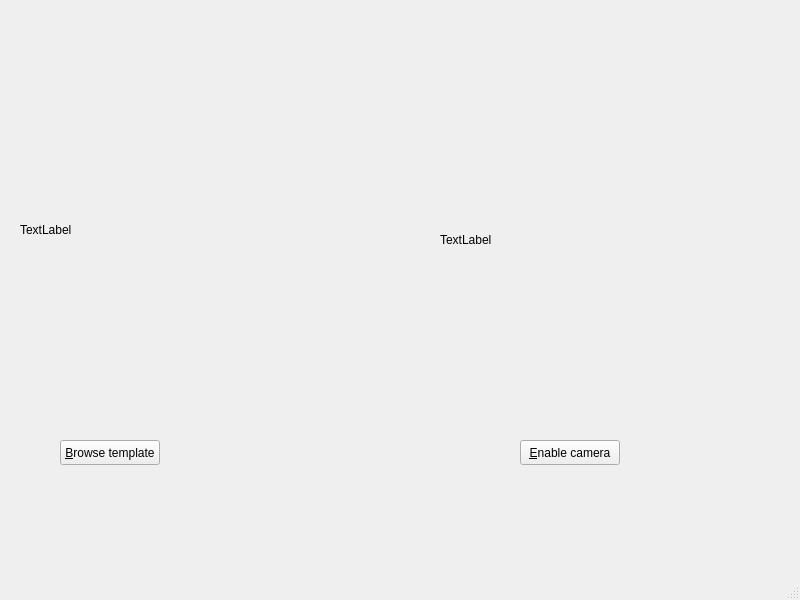
The window that SIFT_app.ui (julianaangel/ENPH353_Lab4) describes before a commit, drawn with Qt 5.
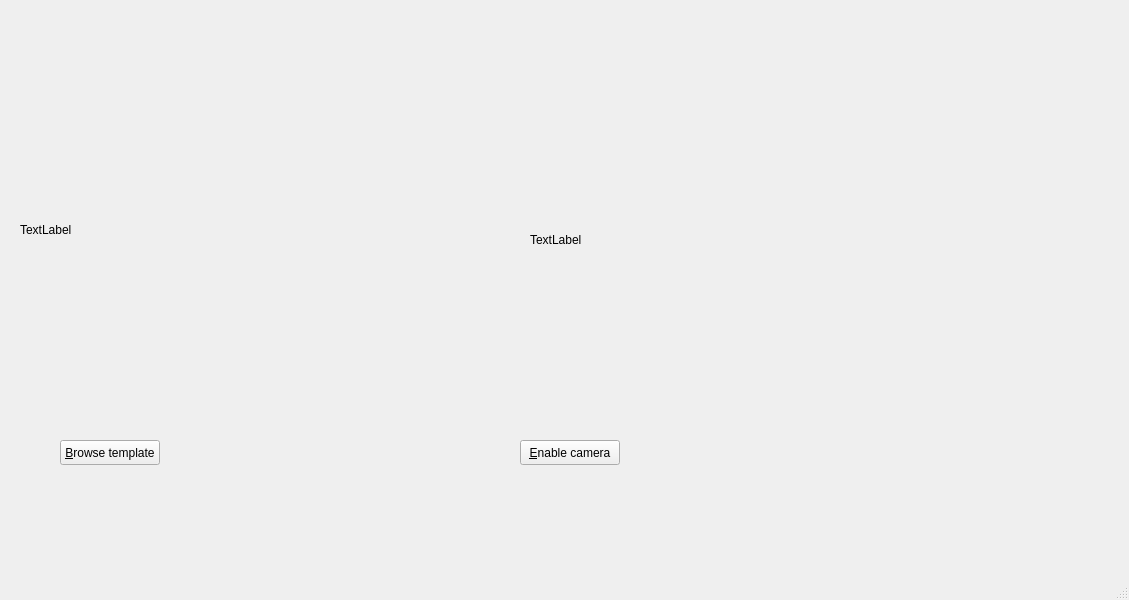
The same window after the commit.

Commit message: added drawing matches

```diff
--- a/SIFT_app.ui
+++ b/SIFT_app.ui
@@ -6,7 +6,7 @@
    <rect>
     <x>0</x>
     <y>0</y>
-    <width>800</width>
+    <width>1129</width>
     <height>600</height>
    </rect>
   </property>
@@ -30,9 +30,9 @@
    <widget class="QLabel" name="live_image_label">
     <property name="geometry">
      <rect>
-      <x>440</x>
+      <x>530</x>
       <y>120</y>
-      <width>320</width>
+      <width>600</width>
       <height>240</height>
      </rect>
     </property>
```
Left out of the diff: 2 changed lines with no effect on the pictures. The commit also changes 1 other file.
